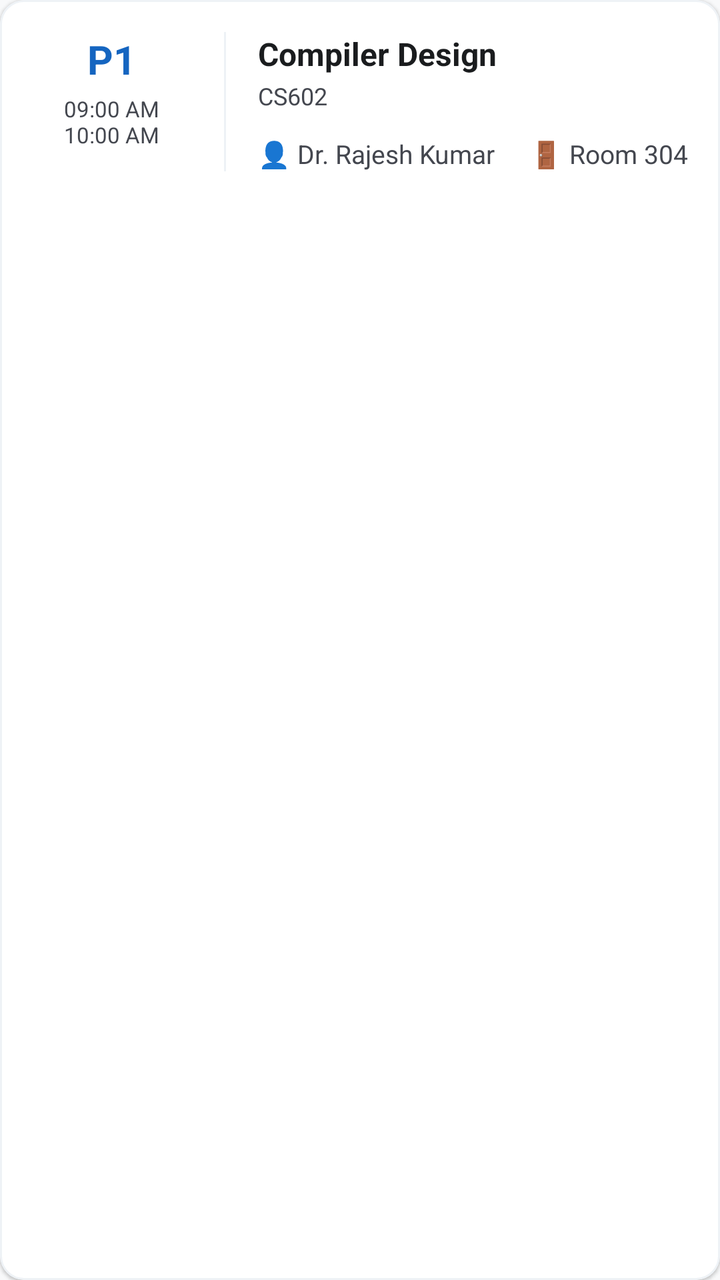
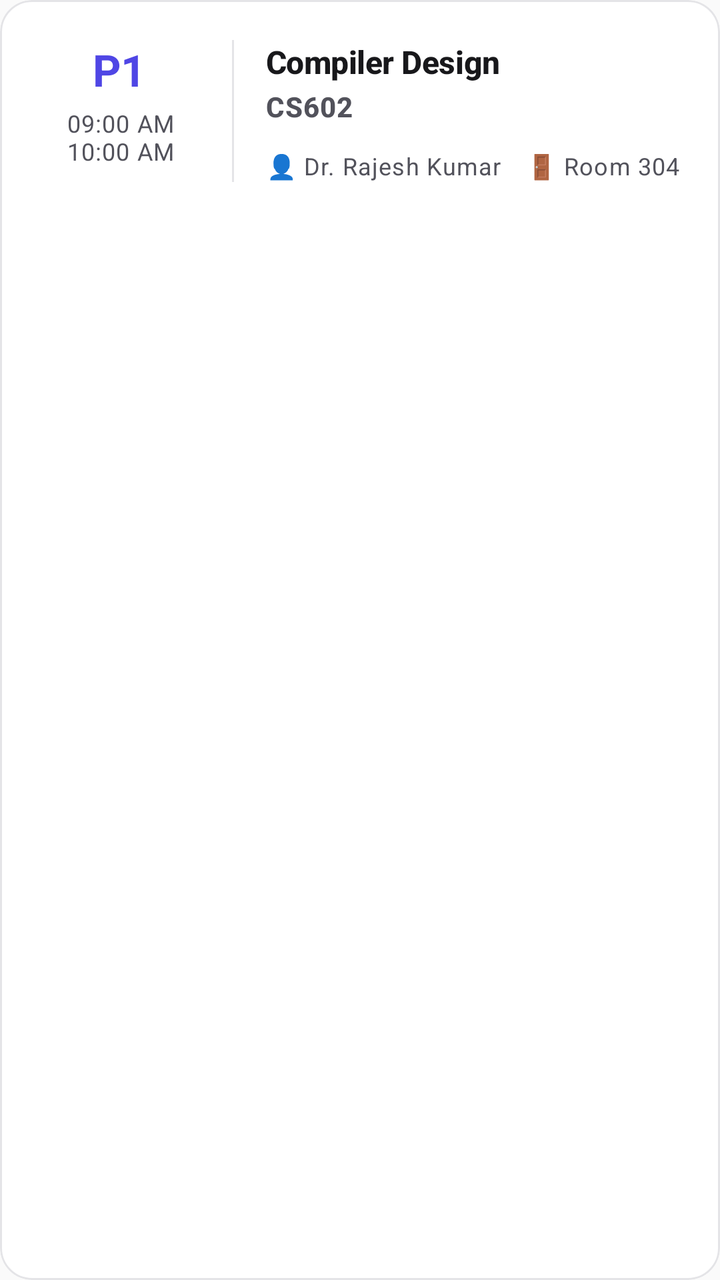

Compare the two renders of this Android layout. The source of the first and the diff that turns it into the second are given below.
<!-- AndroidManifest.xml: application theme Theme.CSEHub -->
<!-- res/layout/item_timetable_slot.xml -->
<?xml version="1.0" encoding="utf-8"?>
<com.google.android.material.card.MaterialCardView xmlns:android="http://schemas.android.com/apk/res/android"
    xmlns:app="http://schemas.android.com/apk/res-auto"
    android:layout_width="match_parent"
    android:layout_height="wrap_content"
    android:layout_marginBottom="12dp"
    app:cardCornerRadius="12dp"
    app:cardElevation="1dp"
    app:strokeWidth="1dp"
    app:strokeColor="?attr/colorSurfaceVariant">

    <LinearLayout
        android:layout_width="match_parent"
        android:layout_height="wrap_content"
        android:orientation="horizontal"
        android:padding="16dp">

        
        <LinearLayout
            android:layout_width="80dp"
            android:layout_height="wrap_content"
            android:orientation="vertical"
            android:gravity="center">

            <TextView
                android:id="@+id/periodText"
                android:layout_width="wrap_content"
                android:layout_height="wrap_content"
                android:text="P1"
                android:textSize="20sp"
                android:textStyle="bold"
                android:textColor="?attr/colorPrimary"/>

            <TextView
                android:id="@+id/timeText"
                android:layout_width="wrap_content"
                android:layout_height="wrap_content"
                android:layout_marginTop="4dp"
                android:text="09:00 AM\n10:00 AM"
                android:gravity="center"
                android:textSize="11sp"
                android:textColor="?attr/colorOnSurfaceVariant"/>
        </LinearLayout>

        
        <View
            android:layout_width="1dp"
            android:layout_height="match_parent"
            android:background="?attr/colorSurfaceVariant"
            android:layout_marginHorizontal="16dp"/>

        
        <LinearLayout
            android:layout_width="0dp"
            android:layout_height="wrap_content"
            android:layout_weight="1"
            android:orientation="vertical">

            <TextView
                android:id="@+id/subjectText"
                android:layout_width="wrap_content"
                android:layout_height="wrap_content"
                android:text="Compiler Design"
                android:textSize="16sp"
                android:textStyle="bold"
                android:textColor="?attr/colorOnSurface"/>

            <TextView
                android:id="@+id/subjectCodeText"
                android:layout_width="wrap_content"
                android:layout_height="wrap_content"
                android:text="CS602"
                android:textSize="12sp"
                android:textColor="?attr/colorOnSurfaceVariant"
                android:layout_marginTop="2dp"/>

            <RelativeLayout
                android:layout_width="match_parent"
                android:layout_height="wrap_content"
                android:layout_marginTop="12dp">

                <TextView
                    android:id="@+id/facultyText"
                    android:layout_width="wrap_content"
                    android:layout_height="wrap_content"
                    android:text="👤 Dr. Rajesh Kumar"
                    android:textSize="13sp"
                    android:textColor="?attr/colorOnSurfaceVariant"/>

                <TextView
                    android:id="@+id/roomText"
                    android:layout_width="wrap_content"
                    android:layout_height="wrap_content"
                    android:layout_alignParentEnd="true"
                    android:text="🚪 Room 304"
                    android:textSize="13sp"
                    android:textColor="?attr/colorOnSurfaceVariant"/>
            </RelativeLayout>
        </LinearLayout>

    </LinearLayout>
</com.google.android.material.card.MaterialCardView>
<!-- resources referenced by this layout -->
<resources>
  <style name="Theme.CSEHub" parent="Theme.Material3.DayNight.NoActionBar">
  
          
          <item name="colorPrimary">@color/primary</item>
          <item name="colorOnPrimary">@color/on_primary</item>
          <item name="colorPrimaryContainer">@color/primary_container</item>
          <item name="colorOnPrimaryContainer">@color/on_primary_container</item>
  
          
          <item name="colorSecondary">@color/secondary</item>
          <item name="colorOnSecondary">@color/on_secondary</item>
          <item name="colorSecondaryContainer">@color/secondary_container</item>
          <item name="colorOnSecondaryContainer">@color/on_secondary_container</item>
  
          
          <item name="colorTertiary">@color/tertiary</item>
          <item name="colorTertiaryContainer">@color/tertiary_container</item>
          <item name="colorOnTertiary">@color/on_tertiary</item>
          <item name="colorOnTertiaryContainer">@color/on_tertiary_container</item>
  
          
          <item name="colorError">@color/error</item>
          <item name="colorErrorContainer">@color/error_container</item>
          <item name="colorOnError">@color/on_error</item>
  
          
          <item name="android:windowBackground">@color/background</item>
          <item name="android:colorBackground">@color/background</item>
          <item name="colorOnBackground">@color/on_background</item>
          <item name="colorSurface">@color/surface</item>
          <item name="colorSurfaceVariant">@color/surface_variant</item>
          <item name="colorOnSurface">@color/on_surface</item>
          <item name="colorOnSurfaceVariant">@color/on_surface_variant</item>
          <item name="colorOutline">@color/outline</item>
          <item name="colorOutlineVariant">@color/outline_variant</item>
  
          
          <item name="android:statusBarColor" tools:targetApi="21">?attr/colorPrimary</item>
          <item name="android:windowLightStatusBar" tools:targetApi="23">false</item>
  
          
          <item name="elevationOverlayEnabled">false</item>
  
          
          <item name="shapeAppearanceSmallComponent">@style/ShapeAppearance.CSEHub.Small</item>
          <item name="shapeAppearanceMediumComponent">@style/ShapeAppearance.CSEHub.Medium</item>
          <item name="shapeAppearanceLargeComponent">@style/ShapeAppearance.CSEHub.Large</item>
      </style>
  <color name="primary">#1565C0</color>
  <color name="primary_container">#BBDEFB</color>
  <color name="on_primary_container">#0A1929</color>
  <color name="secondary">#00796B</color>
  <color name="secondary_container">#B2DFDB</color>
  <color name="on_secondary_container">#002319</color>
  <color name="tertiary">#E65100</color>
  <color name="tertiary_container">#FFE0B2</color>
  <color name="on_tertiary">#FFFFFF</color>
  <color name="on_tertiary_container">#3E1300</color>
  <color name="error">#B00020</color>
  <color name="error_container">#FDECEA</color>
  <color name="background">#F8F9FA</color>
  <color name="on_background">#1A1C1E</color>
  <color name="surface_variant">#EEF2F6</color>
  <color name="on_surface">#1A1C1E</color>
  <color name="on_surface_variant">#44474F</color>
  <color name="outline">#74777F</color>
  <color name="outline_variant">#C4C6D0</color>
  <!-- unchanged entries left out for length: 7 -->
</resources>

<!-- the commit's change to res/layout/item_timetable_slot.xml (unified diff, before → after) -->
@@ -1,19 +1,17 @@
 <?xml version="1.0" encoding="utf-8"?>
-<com.google.android.material.card.MaterialCardView xmlns:android="http://schemas.android.com/apk/res/android"
+<com.google.android.material.card.MaterialCardView
+    xmlns:android="http://schemas.android.com/apk/res/android"
     xmlns:app="http://schemas.android.com/apk/res-auto"
     android:layout_width="match_parent"
     android:layout_height="wrap_content"
     android:layout_marginBottom="12dp"
-    app:cardCornerRadius="12dp"
-    app:cardElevation="1dp"
-    app:strokeWidth="1dp"
-    app:strokeColor="?attr/colorSurfaceVariant">
+    style="@style/Widget.CSEHub.CardView">
 
     <LinearLayout
         android:layout_width="match_parent"
         android:layout_height="wrap_content"
         android:orientation="horizontal"
-        android:padding="16dp">
+        android:padding="20dp">
 
         
         <LinearLayout
@@ -27,8 +25,7 @@
                 android:layout_width="wrap_content"
                 android:layout_height="wrap_content"
                 android:text="P1"
-                android:textSize="20sp"
-                android:textStyle="bold"
+                android:textAppearance="@style/TextAppearance.CSEHub.TitleLarge"
                 android:textColor="?attr/colorPrimary"/>
 
             <TextView
@@ -38,15 +35,14 @@
                 android:layout_marginTop="4dp"
                 android:text="09:00 AM\n10:00 AM"
                 android:gravity="center"
-                android:textSize="11sp"
-                android:textColor="?attr/colorOnSurfaceVariant"/>
+                android:textAppearance="@style/TextAppearance.CSEHub.BodySmall"/>
         </LinearLayout>
 
         
         <View
             android:layout_width="1dp"
             android:layout_height="match_parent"
-            android:background="?attr/colorSurfaceVariant"
+            android:background="?attr/colorOutlineVariant"
             android:layout_marginHorizontal="16dp"/>
 
         
@@ -54,48 +50,47 @@
             android:layout_width="0dp"
             android:layout_height="wrap_content"
             android:layout_weight="1"
-            android:orientation="vertical">
+            android:orientation="vertical"
+            android:gravity="center_vertical">
 
             <TextView
                 android:id="@+id/subjectText"
                 android:layout_width="wrap_content"
                 android:layout_height="wrap_content"
                 android:text="Compiler Design"
-                android:textSize="16sp"
-                android:textStyle="bold"
-                android:textColor="?attr/colorOnSurface"/>
+                android:textAppearance="@style/TextAppearance.CSEHub.TitleMedium"/>
 
             <TextView
                 android:id="@+id/subjectCodeText"
                 android:layout_width="wrap_content"
                 android:layout_height="wrap_content"
                 android:text="CS602"
-                android:textSize="12sp"
+                android:textAppearance="@style/TextAppearance.CSEHub.LabelLarge"
                 android:textColor="?attr/colorOnSurfaceVariant"
                 android:layout_marginTop="2dp"/>
 
-            <RelativeLayout
+            <LinearLayout
                 android:layout_width="match_parent"
                 android:layout_height="wrap_content"
+                android:orientation="horizontal"
                 android:layout_marginTop="12dp">
 
                 <TextView
                     android:id="@+id/facultyText"
-                    android:layout_width="wrap_content"
+                    android:layout_width="0dp"
                     android:layout_height="wrap_content"
+                    android:layout_weight="1"
                     android:text="👤 Dr. Rajesh Kumar"
-                    android:textSize="13sp"
-                    android:textColor="?attr/colorOnSurfaceVariant"/>
+                    android:textAppearance="@style/TextAppearance.CSEHub.BodySmall"/>
 
                 <TextView
                     android:id="@+id/roomText"
                     android:layout_width="wrap_content"
                     android:layout_height="wrap_content"
-                    android:layout_alignParentEnd="true"
                     android:text="🚪 Room 304"
-                    android:textSize="13sp"
-                    android:textColor="?attr/colorOnSurfaceVariant"/>
-            </RelativeLayout>
+                    android:textAppearance="@style/TextAppearance.CSEHub.BodySmall"
+                    android:textAlignment="viewEnd"/>
+            </LinearLayout>
         </LinearLayout>
 
     </LinearLayout>
<!-- resource entries referenced after the edit -->
@@ -1,5 +1,34 @@
 <!-- resources referenced by this layout -->
 <resources>
+  <style name="TextAppearance.CSEHub.BodySmall" parent="TextAppearance.Material3.BodySmall">
+          <item name="android:textColor">?attr/colorOnSurfaceVariant</item>
+          <item name="android:fontFamily">@font/inter</item>
+      </style>
+  <style name="TextAppearance.CSEHub.LabelLarge" parent="TextAppearance.Material3.LabelLarge">
+          <item name="android:textColor">?attr/colorOnSurfaceVariant</item>
+          <item name="android:textStyle">bold</item>
+          <item name="android:fontFamily">@font/inter</item>
+          <item name="android:letterSpacing">0.02</item>
+      </style>
+  <style name="TextAppearance.CSEHub.TitleLarge" parent="TextAppearance.Material3.TitleLarge">
+          <item name="android:textColor">?attr/colorOnSurface</item>
+          <item name="android:textStyle">bold</item>
+          <item name="android:fontFamily">@font/inter</item>
+          <item name="android:letterSpacing">-0.02</item>
+      </style>
+  <style name="TextAppearance.CSEHub.TitleMedium" parent="TextAppearance.Material3.TitleMedium">
+          <item name="android:textColor">?attr/colorOnSurface</item>
+          <item name="android:textStyle">bold</item>
+          <item name="android:fontFamily">@font/inter</item>
+          <item name="android:letterSpacing">-0.01</item>
+      </style>
+  <style name="Widget.CSEHub.CardView" parent="Widget.Material3.CardView.Elevated">
+          <item name="cardElevation">0dp</item>
+          <item name="strokeWidth">1dp</item>
+          <item name="strokeColor">@color/outline_variant</item>
+          <item name="cardBackgroundColor">@color/surface</item>
+          <item name="shapeAppearance">@style/ShapeAppearance.CSEHub.Large</item>
+      </style>
   <style name="Theme.CSEHub" parent="Theme.Material3.DayNight.NoActionBar">
   
           
@@ -8,22 +37,21 @@
           <item name="colorPrimaryContainer">@color/primary_container</item>
           <item name="colorOnPrimaryContainer">@color/on_primary_container</item>
   
-          
           <item name="colorSecondary">@color/secondary</item>
           <item name="colorOnSecondary">@color/on_secondary</item>
           <item name="colorSecondaryContainer">@color/secondary_container</item>
           <item name="colorOnSecondaryContainer">@color/on_secondary_container</item>
   
-          
-          <item name="colorTertiary">@color/tertiary</item>
-          <item name="colorTertiaryContainer">@color/tertiary_container</item>
-          <item name="colorOnTertiary">@color/on_tertiary</item>
-          <item name="colorOnTertiaryContainer">@color/on_tertiary_container</item>
+          <item name="colorTertiary">@color/accent</item>
+          <item name="colorTertiaryContainer">@color/warning_container</item>
+          <item name="colorOnTertiary">@color/on_accent</item>
+          <item name="colorOnTertiaryContainer">@color/on_warning_container</item>
   
           
           <item name="colorError">@color/error</item>
           <item name="colorErrorContainer">@color/error_container</item>
           <item name="colorOnError">@color/on_error</item>
+          <item name="colorOnErrorContainer">@color/on_error_container</item>
   
           
           <item name="android:windowBackground">@color/background</item>
@@ -37,36 +65,64 @@
           <item name="colorOutlineVariant">@color/outline_variant</item>
   
           
-          <item name="android:statusBarColor" tools:targetApi="21">?attr/colorPrimary</item>
-          <item name="android:windowLightStatusBar" tools:targetApi="23">false</item>
+          <item name="android:statusBarColor" tools:targetApi="21">@color/background</item>
+          <item name="android:windowLightStatusBar" tools:targetApi="23">true</item>
+          
+          <item name="android:navigationBarColor" tools:targetApi="21">@color/background</item>
+          <item name="android:windowLightNavigationBar" tools:targetApi="27">true</item>
   
           
           <item name="elevationOverlayEnabled">false</item>
+          <item name="materialCardViewStyle">@style/Widget.CSEHub.CardView</item>
   
           
           <item name="shapeAppearanceSmallComponent">@style/ShapeAppearance.CSEHub.Small</item>
           <item name="shapeAppearanceMediumComponent">@style/ShapeAppearance.CSEHub.Medium</item>
           <item name="shapeAppearanceLargeComponent">@style/ShapeAppearance.CSEHub.Large</item>
+          
+          
+          <item name="textAppearanceTitleLarge">@style/TextAppearance.CSEHub.TitleLarge</item>
+          <item name="textAppearanceTitleMedium">@style/TextAppearance.CSEHub.TitleMedium</item>
+          <item name="textAppearanceTitleSmall">@style/TextAppearance.CSEHub.TitleSmall</item>
+          <item name="textAppearanceBodyLarge">@style/TextAppearance.CSEHub.BodyLarge</item>
+          <item name="textAppearanceBodyMedium">@style/TextAppearance.CSEHub.BodyMedium</item>
+          <item name="textAppearanceBodySmall">@style/TextAppearance.CSEHub.BodySmall</item>
+          <item name="textAppearanceLabelLarge">@style/TextAppearance.CSEHub.LabelLarge</item>
+  
       </style>
-  <color name="primary">#1565C0</color>
-  <color name="primary_container">#BBDEFB</color>
-  <color name="on_primary_container">#0A1929</color>
-  <color name="secondary">#00796B</color>
-  <color name="secondary_container">#B2DFDB</color>
-  <color name="on_secondary_container">#002319</color>
-  <color name="tertiary">#E65100</color>
-  <color name="tertiary_container">#FFE0B2</color>
-  <color name="on_tertiary">#FFFFFF</color>
-  <color name="on_tertiary_container">#3E1300</color>
-  <color name="error">#B00020</color>
-  <color name="error_container">#FDECEA</color>
-  <color name="background">#F8F9FA</color>
-  <color name="on_background">#1A1C1E</color>
-  <color name="surface_variant">#EEF2F6</color>
-  <color name="on_surface">#1A1C1E</color>
-  <color name="on_surface_variant">#44474F</color>
-  <color name="outline">#74777F</color>
-  <color name="outline_variant">#C4C6D0</color>
+  <color name="primary">#4F46E5</color>
+  <color name="primary_container">#E0E7FF</color>
+  <color name="on_primary_container">#312E81</color>
+  <color name="secondary">#0D9488</color>
+  <color name="secondary_container">#CCFBF1</color>
+  <color name="on_secondary_container">#115E59</color>
+  <color name="accent">#F59E0B</color>
+  <color name="warning_container">#FEF3C7</color>
+  <color name="on_accent">#FFFFFF</color>
+  <color name="on_warning_container">#78350F</color>
+  <color name="error">#DC2626</color>
+  <color name="error_container">#FEE2E2</color>
+  <color name="on_error_container">#7F1D1D</color>
+  <color name="background">#FAFAFA</color>
+  <color name="on_background">#09090B</color>
+  <color name="surface_variant">#F4F4F5</color>
+  <color name="on_surface">#18181B</color>
+  <color name="on_surface_variant">#52525B</color>
+  <color name="outline">#D4D4D8</color>
+  <style name="TextAppearance.CSEHub.TitleSmall" parent="TextAppearance.Material3.TitleSmall">
+          <item name="android:textColor">?attr/colorOnSurface</item>
+          <item name="android:textStyle">bold</item>
+          <item name="android:fontFamily">@font/inter</item>
+      </style>
+  <style name="TextAppearance.CSEHub.BodyLarge" parent="TextAppearance.Material3.BodyLarge">
+          <item name="android:textColor">?attr/colorOnSurfaceVariant</item>
+          <item name="android:fontFamily">@font/inter</item>
+      </style>
+  <style name="TextAppearance.CSEHub.BodyMedium" parent="TextAppearance.Material3.BodyMedium">
+          <item name="android:textColor">?attr/colorOnSurfaceVariant</item>
+          <item name="android:fontFamily">@font/inter</item>
+      </style>
+  <color name="outline_variant">#E4E4E7</color>
   <!-- unchanged entries left out for length: 7 -->
 </resources>
 
